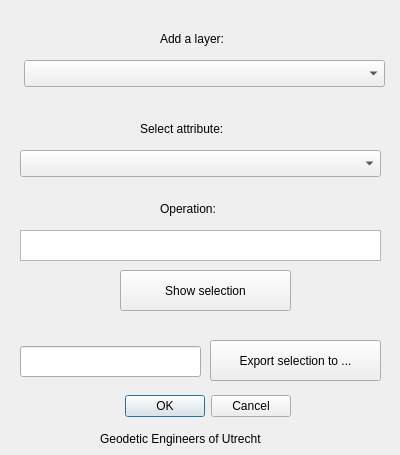
Qt form CBSmapper/CBS_mapper_dialog_base.ui (wschuc002/ProjectPlugin) before a commit.
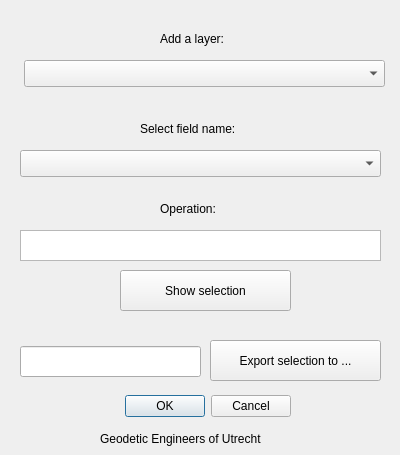
The same form after that commit.

Diff of the .ui file:
```diff
--- a/CBSmapper/CBS_mapper_dialog_base.ui
+++ b/CBSmapper/CBS_mapper_dialog_base.ui
@@ -70,12 +70,12 @@
     <rect>
      <x>140</x>
      <y>120</y>
-     <width>111</width>
+     <width>131</width>
      <height>17</height>
     </rect>
    </property>
    <property name="text">
-    <string>Select attribute:</string>
+    <string>Select field name:</string>
    </property>
   </widget>
   <widget class="QComboBox" name="comboBox_selectAtt">
```
Left out of the diff: 4 changed lines with no effect on the pictures.
